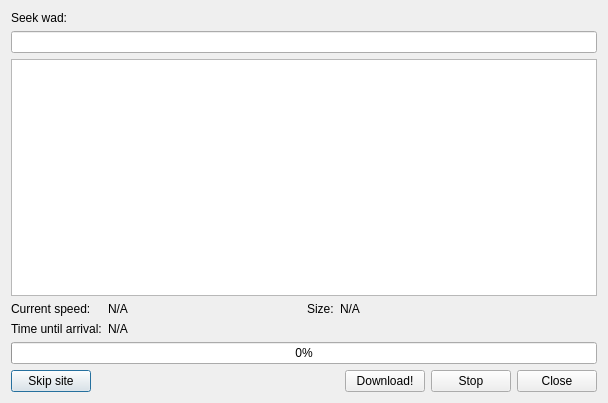
Old version of the form src/gui/wadseekerinterface.ui in the repository Destroyerrrocket/doomseeker-unofficial.
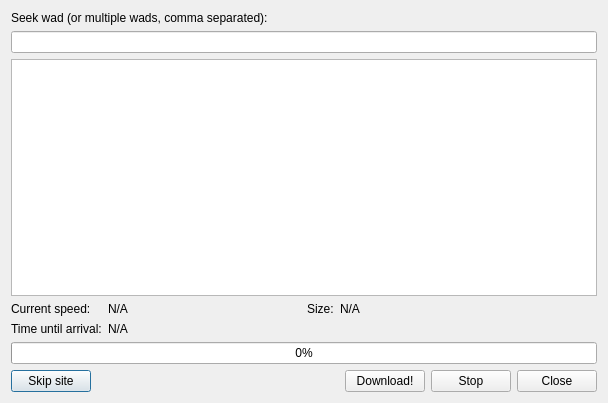
New version of the form.

Commit message: - Filenames will now be trimmed of whitespace characters before being passed to Wadseeker. - Modified Wadseeker interface to inform users of possibility to search multiple files.

```diff
--- a/src/gui/wadseekerinterface.ui
+++ b/src/gui/wadseekerinterface.ui
@@ -19,7 +19,7 @@
      <item>
       <widget class="QLabel" name="label">
        <property name="text">
-        <string>Seek wad:</string>
+        <string>Seek wad (or multiple wads, comma separated):</string>
        </property>
       </widget>
      </item>
```
The commit also changes 1 other file.
